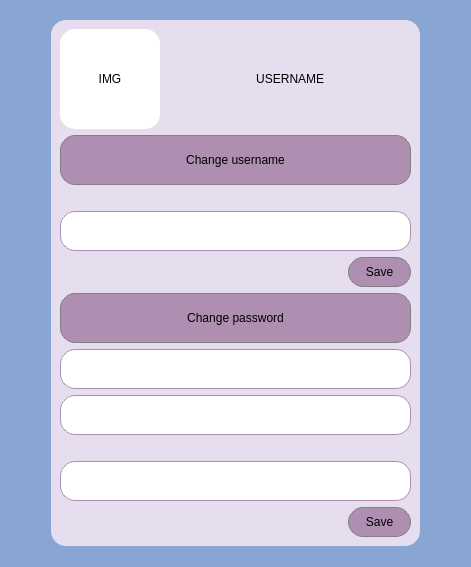
This is messenger/profilewindow.ui in ita-social-projects/HTTP_Messenger_Client as Qt 5 draws it before an edit. The edited form follows.
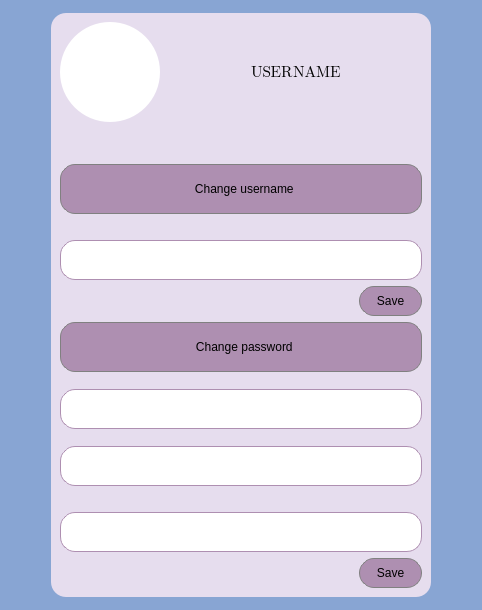
This is the edited form. Icons and pictures are not drawn.

The edit to the form file:
```diff
--- a/messenger/profilewindow.ui
+++ b/messenger/profilewindow.ui
@@ -6,8 +6,8 @@
    <rect>
     <x>0</x>
     <y>0</y>
-    <width>471</width>
-    <height>567</height>
+    <width>482</width>
+    <height>610</height>
    </rect>
   </property>
   <property name="sizePolicy">
@@ -111,11 +111,14 @@
         <property name="styleSheet">
          <string notr="true">QLabel{
 background-color: rgb(255,255,255);
-border-radius: 15px;
+border-radius: 50px;
 }</string>
         </property>
         <property name="text">
-         <string>IMG</string>
+         <string/>
+        </property>
+        <property name="pixmap">
+         <pixmap resource="resources.qrc">:/icons/icons/photo.ico</pixmap>
         </property>
         <property name="alignment">
          <set>Qt::AlignCenter</set>
@@ -124,6 +127,15 @@
       </item>
       <item row="0" column="1">
        <widget class="QLabel" name="label_Username">
+        <property name="font">
+         <font>
+          <family>Segoe UI Emoji</family>
+          <pointsize>12</pointsize>
+         </font>
+        </property>
+        <property name="styleSheet">
+         <string notr="true">color:black;</string>
+        </property>
         <property name="text">
          <string> USERNAME</string>
         </property>
@@ -132,7 +144,7 @@
         </property>
        </widget>
       </item>
-      <item row="1" column="0" colspan="2">
+      <item row="2" column="0" colspan="2">
        <widget class="QPushButton" name="pushButton_ChangeUsername">
         <property name="sizePolicy">
          <sizepolicy hsizetype="Minimum" vsizetype="Fixed">
@@ -159,7 +171,7 @@
 }</string>
         </property>
         <property name="text">
-         <string>Change username</string>
+         <string>  Change username</string>
         </property>
         <property name="icon">
          <iconset resource="resources.qrc">
@@ -167,47 +179,47 @@
         </property>
        </widget>
       </item>
-      <item row="2" column="0" colspan="2">
-       <widget class="QLabel" name="label_LoginInfo">
-        <property name="sizePolicy">
-         <sizepolicy hsizetype="Preferred" vsizetype="Fixed">
-          <horstretch>0</horstretch>
-          <verstretch>0</verstretch>
-         </sizepolicy>
-        </property>
-        <property name="text">
-         <string/>
-        </property>
-        <property name="alignment">
-         <set>Qt::AlignCenter</set>
-        </property>
-       </widget>
-      </item>
       <item row="3" column="0" colspan="2">
-       <widget class="QLineEdit" name="lineEdit_Username">
+       <widget class="QLabel" name="label_LoginInfo">
         <property name="sizePolicy">
          <sizepolicy hsizetype="Preferred" vsizetype="Fixed">
           <horstretch>0</horstretch>
           <verstretch>0</verstretch>
          </sizepolicy>
         </property>
-        <property name="minimumSize">
-         <size>
-          <width>0</width>
-          <height>40</height>
-         </size>
+        <property name="text">
+         <string/>
         </property>
-        <property name="styleSheet">
-         <string notr="true">background-color: rgb(255, 255, 255);
-font: 10pt &quot;MS Shell Dlg 2&quot;;
-border-radius: 15px;
-border-style: solid;
-border-width: 1px;
-border-color: rgb(174, 143, 177);</string>
+        <property name="alignment">
+         <set>Qt::AlignCenter</set>
         </property>
        </widget>
       </item>
       <item row="4" column="0" colspan="2">
+       <widget class="QLineEdit" name="lineEdit_Username">
+        <property name="sizePolicy">
+         <sizepolicy hsizetype="Preferred" vsizetype="Fixed">
+          <horstretch>0</horstretch>
+          <verstretch>0</verstretch>
+         </sizepolicy>
+        </property>
+        <property name="minimumSize">
+         <size>
+          <width>0</width>
+          <height>40</height>
+         </size>
+        </property>
+        <property name="styleSheet">
+         <string notr="true">background-color: rgb(255, 255, 255);
+font: 10pt &quot;MS Shell Dlg 2&quot;;
+border-radius: 15px;
+border-style: solid;
+border-width: 1px;
+border-color: rgb(174, 143, 177);</string>
+        </property>
+       </widget>
+      </item>
+      <item row="5" column="0" colspan="2">
        <layout class="QHBoxLayout" name="horizontalLayout">
         <item>
          <spacer name="horizontalSpacer">
@@ -258,7 +270,7 @@
         </item>
        </layout>
       </item>
-      <item row="5" column="0" colspan="2">
+      <item row="6" column="0" colspan="2">
        <widget class="QPushButton" name="pushButton_ChangePassword">
         <property name="sizePolicy">
          <sizepolicy hsizetype="Minimum" vsizetype="Fixed">
@@ -285,7 +297,7 @@
 }</string>
         </property>
         <property name="text">
-         <string>Change password</string>
+         <string>  Change password</string>
         </property>
         <property name="icon">
          <iconset resource="resources.qrc">
@@ -293,7 +305,7 @@
         </property>
        </widget>
       </item>
-      <item row="6" column="0" colspan="2">
+      <item row="8" column="0" colspan="2">
        <widget class="QLineEdit" name="lineEdit_Password">
         <property name="sizePolicy">
          <sizepolicy hsizetype="Preferred" vsizetype="Fixed">
@@ -320,112 +332,34 @@
         </property>
        </widget>
       </item>
-      <item row="7" column="0" colspan="2">
-       <widget class="QLineEdit" name="lineEdit_NewPassword">
-        <property name="sizePolicy">
-         <sizepolicy hsizetype="Preferred" vsizetype="Fixed">
-          <horstretch>0</horstretch>
-          <verstretch>0</verstretch>
-         </sizepolicy>
-        </property>
-        <property name="minimumSize">
-         <size>
-          <width>0</width>
-          <height>40</height>
-         </size>
-        </property>
-        <property name="styleSheet">
-         <string notr="true">background-color: rgb(255, 255, 255);
-font: 10pt &quot;MS Shell Dlg 2&quot;;
-border-radius: 15px;
-border-style: solid;
-border-width: 1px;
-border-color: rgb(174, 143, 177);</string>
-        </property>
-        <property name="echoMode">
-         <enum>QLineEdit::Password</enum>
-        </property>
-       </widget>
-      </item>
-      <item row="9" column="0" colspan="2">
-       <widget class="QLineEdit" name="lineEdit_ConfNewPassword">
-        <property name="sizePolicy">
-         <sizepolicy hsizetype="Preferred" vsizetype="Fixed">
-          <horstretch>0</horstretch>
-          <verstretch>0</verstretch>
-         </sizepolicy>
-        </property>
-        <property name="minimumSize">
-         <size>
-          <width>0</width>
-          <height>40</height>
-         </size>
-        </property>
-        <property name="styleSheet">
-         <string notr="true">background-color: rgb(255, 255, 255);
-font: 10pt &quot;MS Shell Dlg 2&quot;;
-border-radius: 15px;
-border-style: solid;
-border-width: 1px;
-border-color: rgb(174, 143, 177);</string>
-        </property>
-        <property name="echoMode">
-         <enum>QLineEdit::Password</enum>
-        </property>
-       </widget>
-      </item>
       <item row="10" column="0" colspan="2">
-       <layout class="QHBoxLayout" name="horizontalLayout_2">
-        <item>
-         <spacer name="horizontalSpacer_2">
-          <property name="orientation">
-           <enum>Qt::Horizontal</enum>
-          </property>
-          <property name="sizeType">
-           <enum>QSizePolicy::Expanding</enum>
-          </property>
-          <property name="sizeHint" stdset="0">
-           <size>
-            <width>40</width>
-            <height>20</height>
-           </size>
-          </property>
-         </spacer>
-        </item>
-        <item>
-         <widget class="QPushButton" name="pushButton_SavePassword">
-          <property name="sizePolicy">
-           <sizepolicy hsizetype="Minimum" vsizetype="Fixed">
-            <horstretch>0</horstretch>
-            <verstretch>0</verstretch>
-           </sizepolicy>
-          </property>
-          <property name="minimumSize">
-           <size>
-            <width>0</width>
-            <height>30</height>
-           </size>
-          </property>
-          <property name="styleSheet">
-           <string notr="true">QPushButton {
-font: 75 14pt &quot;MS Shell Dlg 2&quot;;
-background-color: rgb(174, 143, 177);
+       <widget class="QLineEdit" name="lineEdit_NewPassword">
+        <property name="sizePolicy">
+         <sizepolicy hsizetype="Preferred" vsizetype="Fixed">
+          <horstretch>0</horstretch>
+          <verstretch>0</verstretch>
+         </sizepolicy>
+        </property>
+        <property name="minimumSize">
+         <size>
+          <width>0</width>
+          <height>40</height>
+         </size>
+        </property>
+        <property name="styleSheet">
+         <string notr="true">background-color: rgb(255, 255, 255);
+font: 10pt &quot;MS Shell Dlg 2&quot;;
 border-radius: 15px;
-border: 1px solid gray;
-}
-
-QPushButton:pressed{
-background-color:rgb(111, 91, 113);
-}</string>
-          </property>
-          <property name="text">
-           <string>     Save     </string>
-          </property>
-         </widget>
-        </item>
-       </layout>
+border-style: solid;
+border-width: 1px;
+border-color: rgb(174, 143, 177);</string>
+        </property>
+        <property name="echoMode">
+         <enum>QLineEdit::Password</enum>
+        </property>
+       </widget>
       </item>
-      <item row="8" column="0" colspan="2">
+      <item row="11" column="0" colspan="2">
        <widget class="QLabel" name="label_ConfPassInfo">
         <property name="sizePolicy">
          <sizepolicy hsizetype="Minimum" vsizetype="Fixed">
@@ -453,6 +387,132 @@
         </property>
        </widget>
       </item>
+      <item row="12" column="0" colspan="2">
+       <widget class="QLineEdit" name="lineEdit_ConfNewPassword">
+        <property name="sizePolicy">
+         <sizepolicy hsizetype="Preferred" vsizetype="Fixed">
+          <horstretch>0</horstretch>
+          <verstretch>0</verstretch>
+         </sizepolicy>
+        </property>
+        <property name="minimumSize">
+         <size>
+          <width>0</width>
+          <height>40</height>
+         </size>
+        </property>
+        <property name="styleSheet">
+         <string notr="true">background-color: rgb(255, 255, 255);
+font: 10pt &quot;MS Shell Dlg 2&quot;;
+border-radius: 15px;
+border-style: solid;
+border-width: 1px;
+border-color: rgb(174, 143, 177);</string>
+        </property>
+        <property name="echoMode">
+         <enum>QLineEdit::Password</enum>
+        </property>
+       </widget>
+      </item>
+      <item row="13" column="0" colspan="2">
+       <layout class="QHBoxLayout" name="horizontalLayout_2">
+        <item>
+         <spacer name="horizontalSpacer_2">
+          <property name="orientation">
+           <enum>Qt::Horizontal</enum>
+          </property>
+          <property name="sizeType">
+           <enum>QSizePolicy::Expanding</enum>
+          </property>
+          <property name="sizeHint" stdset="0">
+           <size>
+            <width>40</width>
+            <height>20</height>
+           </size>
+          </property>
+         </spacer>
+        </item>
+        <item>
+         <widget class="QPushButton" name="pushButton_SavePassword">
+          <property name="sizePolicy">
+           <sizepolicy hsizetype="Minimum" vsizetype="Fixed">
+            <horstretch>0</horstretch>
+            <verstretch>0</verstretch>
+           </sizepolicy>
+          </property>
+          <property name="minimumSize">
+           <size>
+            <width>0</width>
+            <height>30</height>
+           </size>
+          </property>
+          <property name="styleSheet">
+           <string notr="true">QPushButton {
+font: 75 14pt &quot;MS Shell Dlg 2&quot;;
+background-color: rgb(174, 143, 177);
+border-radius: 15px;
+border: 1px solid gray;
+}
+
+QPushButton:pressed{
+background-color:rgb(111, 91, 113);
+}</string>
+          </property>
+          <property name="text">
+           <string>     Save     </string>
+          </property>
+         </widget>
+        </item>
+       </layout>
+      </item>
+      <item row="7" column="0">
+       <spacer name="verticalSpacer_3">
+        <property name="orientation">
+         <enum>Qt::Vertical</enum>
+        </property>
+        <property name="sizeType">
+         <enum>QSizePolicy::Fixed</enum>
+        </property>
+        <property name="sizeHint" stdset="0">
+         <size>
+          <width>20</width>
+          <height>5</height>
+         </size>
+        </property>
+       </spacer>
+      </item>
+      <item row="9" column="0">
+       <spacer name="verticalSpacer_4">
+        <property name="orientation">
+         <enum>Qt::Vertical</enum>
+        </property>
+        <property name="sizeType">
+         <enum>QSizePolicy::Fixed</enum>
+        </property>
+        <property name="sizeHint" stdset="0">
+         <size>
+          <width>20</width>
+          <height>5</height>
+         </size>
+        </property>
+       </spacer>
+      </item>
+      <item row="1" column="0">
+       <spacer name="verticalSpacer_5">
+        <property name="orientation">
+         <enum>Qt::Vertical</enum>
+        </property>
+        <property name="sizeType">
+         <enum>QSizePolicy::Fixed</enum>
+        </property>
+        <property name="sizeHint" stdset="0">
+         <size>
+          <width>20</width>
+          <height>30</height>
+         </size>
+        </property>
+       </spacer>
+      </item>
      </layout>
     </widget>
    </item>
```
